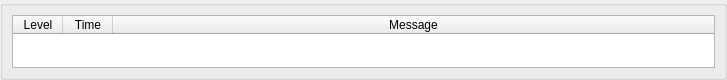
The window that v2.5/GEAR Studio/LoggingTab.ui (andyreimann/gear) describes before a commit, drawn with Qt 5.
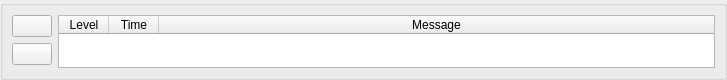
The same window after the commit. Icons and pictures are not drawn.

Commit message: * [GEAR Studio] Added button bar with support for solid, wire and point rendering switches in editor  * [GEAR Studio] Added clear and save functionality to logging tab

Diff of the .ui file:
```diff
--- a/v2.5/GEAR Studio/LoggingTab.ui
+++ b/v2.5/GEAR Studio/LoggingTab.ui
@@ -53,6 +53,55 @@
       <item>
        <layout class="QVBoxLayout" name="verticalLayout_2">
         <item>
+         <layout class="QHBoxLayout" name="horizontalLayout_2">
+          <property name="topMargin">
+           <number>0</number>
+          </property>
+          <item>
+           <layout class="QVBoxLayout" name="verticalLayout_4">
+            <property name="rightMargin">
+             <number>0</number>
+            </property>
+            <item>
+             <widget class="QPushButton" name="clearLogsButton">
+              <property name="text">
+               <string/>
+              </property>
+              <property name="icon">
+               <iconset>
+                <activeon>:/Buttons/EditorResources/RecycleBin_24x24.png</activeon>
+               </iconset>
+              </property>
+             </widget>
+            </item>
+            <item>
+             <widget class="QPushButton" name="saveLogsButton">
+              <property name="text">
+               <string/>
+              </property>
+              <property name="icon">
+               <iconset>
+                <activeon>:/Buttons/EditorResources/Save_24x24.png</activeon>
+               </iconset>
+              </property>
+             </widget>
+            </item>
+            <item>
+             <spacer name="verticalSpacer">
+              <property name="orientation">
+               <enum>Qt::Vertical</enum>
+              </property>
+              <property name="sizeHint" stdset="0">
+               <size>
+                <width>20</width>
+                <height>40</height>
+               </size>
+              </property>
+             </spacer>
+            </item>
+           </layout>
+          </item>
+          <item>
          <widget class="QTableWidget" name="tableWidget">
           <property name="enabled">
            <bool>true</bool>
@@ -110,6 +159,8 @@
        </layout>
       </item>
      </layout>
+      </item>
+     </layout>
     </widget>
    </item>
   </layout>
```
Left out of the diff: 4 changed lines with no effect on the pictures. Lines whose indentation alone changed are shown as unchanged. The commit also changes 13 other files.
